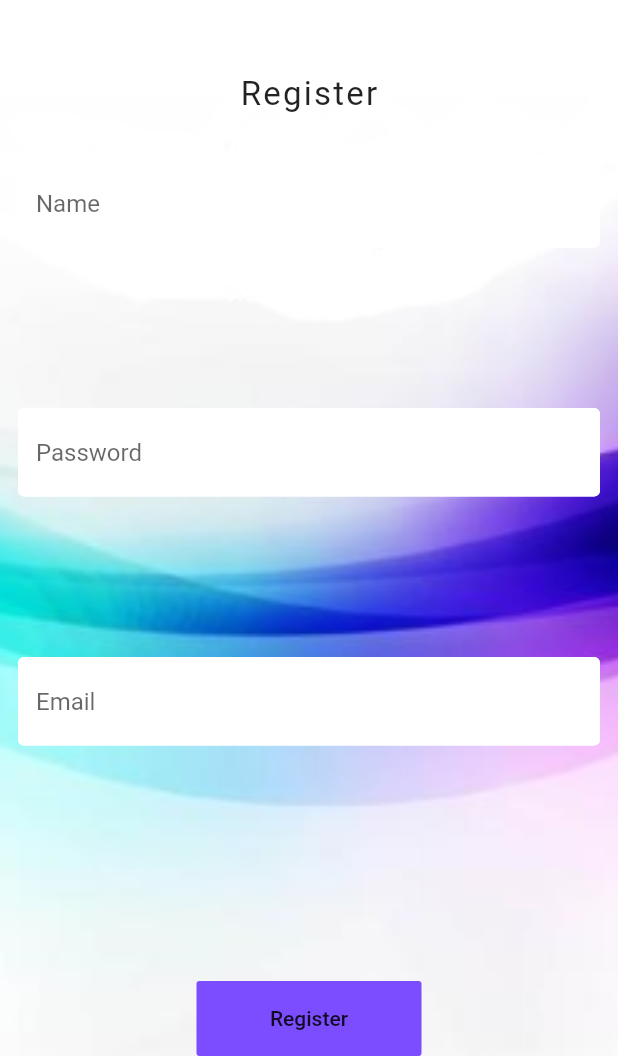
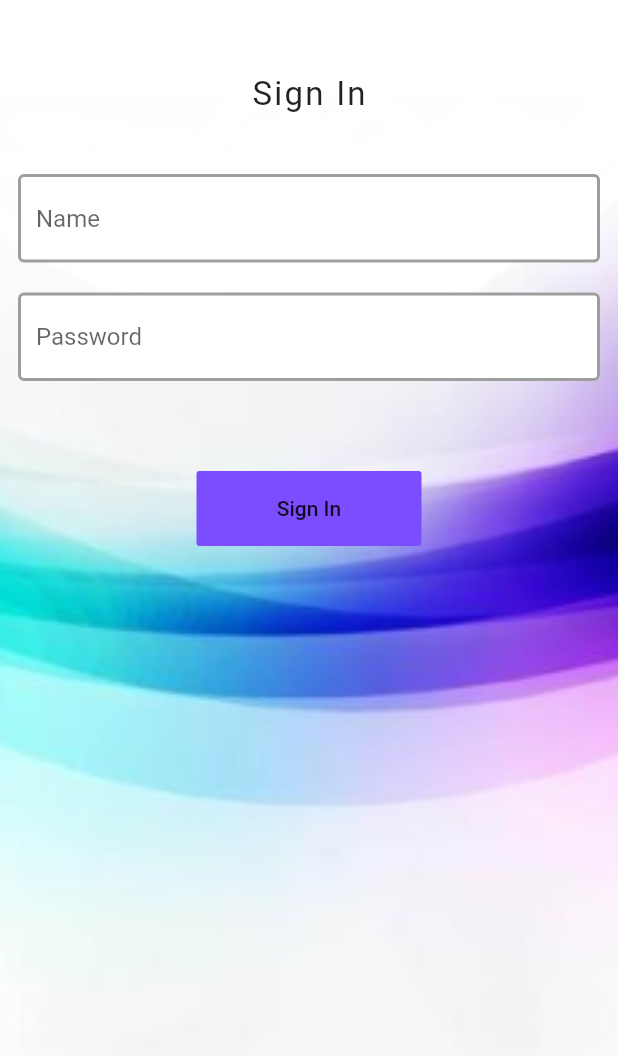
Before and after one commit to NkanyisoSigwaza/xhasa_small, a Flutter app: the Register screen opened directly, after a tap on "Register", on a phone screen of 412 x 824 dp, the part 180-1236 px from its top. Run offline on Flutter 3.47's test engine with Material 2 defaults, Android fonts, the phone set to English and light mode, and no system bars; network calls fail.

Commit message:
Sign in page created and textfield layout edited

```diff
--- a/lib/Authentication/Register.dart
+++ b/lib/Authentication/Register.dart
@@ -1,4 +1,5 @@
 import 'package:flutter/material.dart';
+import 'package:xhasasmall/Authentication/SignIn.dart';
 import 'package:xhasasmall/Shared/Constants.dart';
 
 class Register extends StatefulWidget {
@@ -100,7 +101,16 @@ class _RegisterState extends State<Register> {
               height:50,
               width:150,
               child: FlatButton(
-                onPressed: (){},
+                onPressed: (){
+                  setState(() {
+                    //Navigator.pop(context);
+                    Navigator.push(
+                        context,
+                        MaterialPageRoute(
+                            builder: (context) => SignIn())
+                    );
+                  });
+                },
                 child: Text("Register"),
                 color:Colors.deepPurpleAccent,
               ),
--- /dev/null
+++ b/lib/Authentication/SignIn.dart
@@ -0,0 +1,126 @@
+import 'package:flutter/material.dart';
+import 'package:xhasasmall/Shared/Constants.dart';
+
+class SignIn extends StatefulWidget {
+  @override
+  _SignInState createState() => _SignInState();
+}
+
+class _SignInState extends State<SignIn> {
+
+  final customerPasswordController = TextEditingController();
+  final customerEmailContactController = TextEditingController();
+  @override
+  Widget build(BuildContext context) {
+    return Scaffold(
+        resizeToAvoidBottomInset:false,
+
+        body:Container(
+
+          width:MediaQuery.of(context).size.width,
+          height:MediaQuery.of(context).size.height,
+          decoration: BoxDecoration(
+              image: DecorationImage(
+                  image: AssetImage(
+                      "Picture/background.png"
+                  ),
+
+                  fit: BoxFit.cover
+              )
+          ),
+          child: Column(
+            mainAxisAlignment: MainAxisAlignment.start,
+            children: [
+//            SizedBox(
+//              height:20
+//            ),
+              Padding(
+                padding: const EdgeInsets.all(20),
+                child: Container(
+                  height:100,
+                  width:200,
+                  color:Colors.white,
+                  child: Image(
+                    image:AssetImage("Picture/xhasaSmallLogo.jpg"),
+                    fit:BoxFit.fill,
+
+                  ),
+                ),
+              ),
+              SizedBox(
+                  height:30
+              ),
+              Container(
+                  child:Text(
+                    "Sign In",
+                    style: TextStyle(
+                      fontSize: 22,
+                      letterSpacing: 1.5,
+                    ),
+                  )
+              ),
+              SizedBox(
+                  height:20
+              ),
+              Container(
+               child:(
+               Column(
+                 children: [
+
+                     Padding(
+                       padding: const EdgeInsets.symmetric(vertical: 20,horizontal: 12),
+                       child: TextFormField(
+                         controller: customerEmailContactController,
+                         decoration: textInputDecoration.copyWith(hintText: "Name"),
+                       ),
+                     ),
+
+
+                        Padding(
+                         padding: const EdgeInsets.symmetric(vertical: 0,horizontal: 12),
+                         child: TextFormField(
+                           controller: customerPasswordController,
+                           decoration: textInputDecoration.copyWith(hintText: "Password"),
+                         ),
+                       ),
+
+                 ],
+               )
+               )
+              ),
+//              Expanded(
+//                child:Padding(
+//                  padding: const EdgeInsets.symmetric(vertical: 0,horizontal: 12),
+//                  child: TextFormField(
+//                    controller: customerEmailContactController,
+//                    decoration: textInputDecoration.copyWith(hintText: "Name"),
+//                  ),
+//                ),),
+//              Expanded(
+//                child: Padding(
+//                  padding: const EdgeInsets.symmetric(vertical: 0,horizontal: 12),
+//                  child: TextFormField(
+//                    controller: customerPasswordController,
+//                    decoration: textInputDecoration.copyWith(hintText: "Password"),
+//                  ),
+//                ),),
+
+              SizedBox(
+                  height:60
+              ),
+              Container(
+                height:50,
+                width:150,
+                child: FlatButton(
+                  onPressed: (){},
+                  child: Text("Sign In"),
+                  color:Colors.deepPurpleAccent,
+                ),
+              )
+
+            ],
+          ),
+        )
+    );
+  }
+}
--- a/lib/Shared/Constants.dart
+++ b/lib/Shared/Constants.dart
@@ -5,12 +5,12 @@ const textInputDecoration = InputDecoration(
   filled:true,
   enabledBorder: OutlineInputBorder(
       borderSide: BorderSide(
-          color: Colors.white,
+          color: Colors.grey,
           width:2)
   ),
   focusedBorder: OutlineInputBorder(
       borderSide: BorderSide(
-          color: Colors.grey,
+          color: Colors.black,
           width:2
       )
   ),
```
Also changed, not shown: lib/Home/mainScreen.dart (+4 -49 lines).
